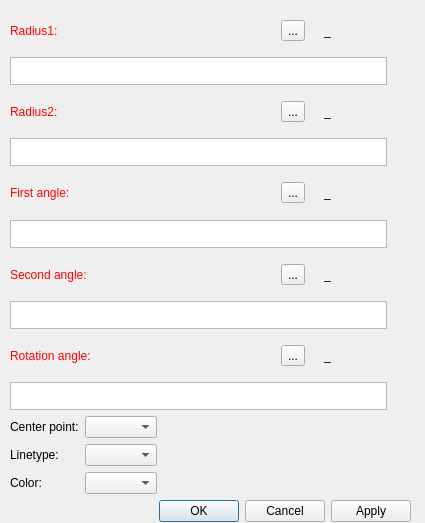
The window that src/libs/vtools/dialogs/tools/dialogellipticalarc.ui (FashionFreedom/Seamly2D) describes before a commit, drawn with Qt 5.
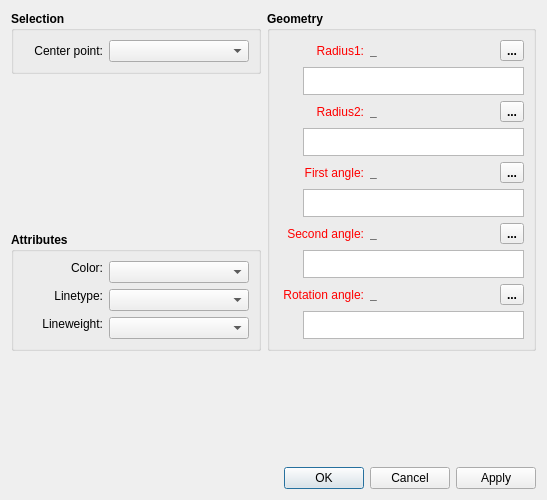
The same window after the commit. Icons and pictures are not drawn. Custom widgets are drawn as their Qt base class.

```diff
--- a/src/libs/vtools/dialogs/tools/dialogellipticalarc.ui
+++ b/src/libs/vtools/dialogs/tools/dialogellipticalarc.ui
@@ -6,10 +6,16 @@
    <rect>
     <x>0</x>
     <y>0</y>
-    <width>425</width>
-    <height>523</height>
+    <width>547</width>
+    <height>500</height>
    </rect>
   </property>
+  <property name="minimumSize">
+   <size>
+    <width>540</width>
+    <height>500</height>
+   </size>
+  </property>
   <property name="windowTitle">
    <string>Elliptical arc</string>
   </property>
@@ -17,19 +23,325 @@
    <iconset resource="../../../vmisc/share/resources/icon.qrc">
     <normaloff>:/icon/64x64/icon64x64.png</normaloff>:/icon/64x64/icon64x64.png</iconset>
   </property>
-  <widget class="QWidget" name="layoutWidget">
-   <property name="geometry">
-    <rect>
-     <x>10</x>
-     <y>10</y>
-     <width>401</width>
-     <height>512</height>
-    </rect>
-   </property>
-   <layout class="QVBoxLayout" name="verticalLayout_2">
+  <layout class="QVBoxLayout" name="verticalLayout_5">
     <item>
+    <layout class="QHBoxLayout" name="horizontalLayout_2">
+     <item>
+      <layout class="QVBoxLayout" name="verticalLayout_3">
+       <item>
+        <widget class="QGroupBox" name="selection_GroupBox">
+         <property name="sizePolicy">
+          <sizepolicy hsizetype="Expanding" vsizetype="Preferred">
+           <horstretch>0</horstretch>
+           <verstretch>0</verstretch>
+          </sizepolicy>
+         </property>
+         <property name="font">
+          <font>
+           <pointsize>9</pointsize>
+           <weight>75</weight>
+           <bold>true</bold>
+          </font>
+         </property>
+         <property name="title">
+          <string>Selection</string>
+         </property>
      <layout class="QVBoxLayout" name="verticalLayout">
       <item>
+           <layout class="QHBoxLayout" name="horizontalLayout">
+            <item>
+             <widget class="QLabel" name="label_10">
+              <property name="sizePolicy">
+               <sizepolicy hsizetype="Fixed" vsizetype="Preferred">
+                <horstretch>0</horstretch>
+                <verstretch>0</verstretch>
+               </sizepolicy>
+              </property>
+              <property name="minimumSize">
+               <size>
+                <width>80</width>
+                <height>0</height>
+               </size>
+              </property>
+              <property name="font">
+               <font>
+                <weight>50</weight>
+                <bold>false</bold>
+               </font>
+              </property>
+              <property name="text">
+               <string>Center point:</string>
+              </property>
+              <property name="alignment">
+               <set>Qt::AlignRight|Qt::AlignTrailing|Qt::AlignVCenter</set>
+              </property>
+             </widget>
+            </item>
+            <item>
+             <widget class="QComboBox" name="comboBoxBasePoint">
+              <property name="minimumSize">
+               <size>
+                <width>140</width>
+                <height>0</height>
+               </size>
+              </property>
+              <property name="font">
+               <font>
+                <weight>50</weight>
+                <bold>false</bold>
+               </font>
+              </property>
+              <property name="toolTip">
+               <string>Select center point of the arc</string>
+              </property>
+             </widget>
+            </item>
+           </layout>
+          </item>
+         </layout>
+        </widget>
+       </item>
+       <item>
+        <spacer name="verticalSpacer_2">
+         <property name="orientation">
+          <enum>Qt::Vertical</enum>
+         </property>
+         <property name="sizeHint" stdset="0">
+          <size>
+           <width>20</width>
+           <height>40</height>
+          </size>
+         </property>
+        </spacer>
+       </item>
+       <item>
+        <widget class="QGroupBox" name="attributes_GroupBox_2">
+         <property name="minimumSize">
+          <size>
+           <width>240</width>
+           <height>0</height>
+          </size>
+         </property>
+         <property name="font">
+          <font>
+           <pointsize>9</pointsize>
+           <weight>75</weight>
+           <bold>true</bold>
+          </font>
+         </property>
+         <property name="title">
+          <string>Attributes</string>
+         </property>
+         <layout class="QVBoxLayout" name="verticalLayout_4">
+          <item>
+           <layout class="QFormLayout" name="formLayout_3">
+            <item row="1" column="0">
+             <widget class="QLabel" name="lineType_Label">
+              <property name="sizePolicy">
+               <sizepolicy hsizetype="MinimumExpanding" vsizetype="Fixed">
+                <horstretch>0</horstretch>
+                <verstretch>0</verstretch>
+               </sizepolicy>
+              </property>
+              <property name="minimumSize">
+               <size>
+                <width>80</width>
+                <height>0</height>
+               </size>
+              </property>
+              <property name="maximumSize">
+               <size>
+                <width>16777215</width>
+                <height>16777215</height>
+               </size>
+              </property>
+              <property name="font">
+               <font>
+                <pointsize>9</pointsize>
+                <weight>50</weight>
+                <bold>false</bold>
+               </font>
+              </property>
+              <property name="text">
+               <string>Linetype:</string>
+              </property>
+              <property name="alignment">
+               <set>Qt::AlignRight|Qt::AlignTrailing|Qt::AlignVCenter</set>
+              </property>
+             </widget>
+            </item>
+            <item row="1" column="1">
+             <widget class="LineTypeComboBox" name="lineType_ComboBox">
+              <property name="sizePolicy">
+               <sizepolicy hsizetype="Expanding" vsizetype="Fixed">
+                <horstretch>0</horstretch>
+                <verstretch>0</verstretch>
+               </sizepolicy>
+              </property>
+              <property name="minimumSize">
+               <size>
+                <width>140</width>
+                <height>0</height>
+               </size>
+              </property>
+              <property name="maximumSize">
+               <size>
+                <width>16777215</width>
+                <height>16777215</height>
+               </size>
+              </property>
+              <property name="font">
+               <font>
+                <pointsize>9</pointsize>
+                <weight>50</weight>
+                <bold>false</bold>
+               </font>
+              </property>
+             </widget>
+            </item>
+            <item row="2" column="0">
+             <widget class="QLabel" name="lineWeight_Label">
+              <property name="sizePolicy">
+               <sizepolicy hsizetype="MinimumExpanding" vsizetype="Fixed">
+                <horstretch>0</horstretch>
+                <verstretch>0</verstretch>
+               </sizepolicy>
+              </property>
+              <property name="minimumSize">
+               <size>
+                <width>80</width>
+                <height>0</height>
+               </size>
+              </property>
+              <property name="maximumSize">
+               <size>
+                <width>16777215</width>
+                <height>16777215</height>
+               </size>
+              </property>
+              <property name="font">
+               <font>
+                <pointsize>9</pointsize>
+                <weight>50</weight>
+                <bold>false</bold>
+               </font>
+              </property>
+              <property name="text">
+               <string>Lineweight:</string>
+              </property>
+              <property name="alignment">
+               <set>Qt::AlignRight|Qt::AlignTrailing|Qt::AlignVCenter</set>
+              </property>
+             </widget>
+            </item>
+            <item row="2" column="1">
+             <widget class="LineWeightComboBox" name="lineWeight_ComboBox">
+              <property name="sizePolicy">
+               <sizepolicy hsizetype="Expanding" vsizetype="Fixed">
+                <horstretch>0</horstretch>
+                <verstretch>0</verstretch>
+               </sizepolicy>
+              </property>
+              <property name="minimumSize">
+               <size>
+                <width>140</width>
+                <height>0</height>
+               </size>
+              </property>
+              <property name="font">
+               <font>
+                <pointsize>9</pointsize>
+                <weight>50</weight>
+                <bold>false</bold>
+               </font>
+              </property>
+             </widget>
+            </item>
+            <item row="0" column="0">
+             <widget class="QLabel" name="lineColor_Label">
+              <property name="sizePolicy">
+               <sizepolicy hsizetype="MinimumExpanding" vsizetype="Fixed">
+                <horstretch>0</horstretch>
+                <verstretch>0</verstretch>
+               </sizepolicy>
+              </property>
+              <property name="minimumSize">
+               <size>
+                <width>80</width>
+                <height>0</height>
+               </size>
+              </property>
+              <property name="maximumSize">
+               <size>
+                <width>16777215</width>
+                <height>16777215</height>
+               </size>
+              </property>
+              <property name="font">
+               <font>
+                <pointsize>9</pointsize>
+                <weight>50</weight>
+                <bold>false</bold>
+               </font>
+              </property>
+              <property name="text">
+               <string>Color:</string>
+              </property>
+              <property name="alignment">
+               <set>Qt::AlignRight|Qt::AlignTrailing|Qt::AlignVCenter</set>
+              </property>
+             </widget>
+            </item>
+            <item row="0" column="1">
+             <widget class="ColorComboBox" name="lineColor_ComboBox">
+              <property name="sizePolicy">
+               <sizepolicy hsizetype="Expanding" vsizetype="Fixed">
+                <horstretch>0</horstretch>
+                <verstretch>0</verstretch>
+               </sizepolicy>
+              </property>
+              <property name="minimumSize">
+               <size>
+                <width>140</width>
+                <height>0</height>
+               </size>
+              </property>
+              <property name="font">
+               <font>
+                <pointsize>9</pointsize>
+                <weight>50</weight>
+                <bold>false</bold>
+               </font>
+              </property>
+             </widget>
+            </item>
+           </layout>
+          </item>
+         </layout>
+        </widget>
+       </item>
+      </layout>
+     </item>
+     <item>
+      <widget class="QGroupBox" name="geometry_GroupBox">
+       <property name="sizePolicy">
+        <sizepolicy hsizetype="Expanding" vsizetype="Expanding">
+         <horstretch>0</horstretch>
+         <verstretch>0</verstretch>
+        </sizepolicy>
+       </property>
+       <property name="font">
+        <font>
+         <pointsize>9</pointsize>
+         <weight>75</weight>
+         <bold>true</bold>
+        </font>
+       </property>
+       <property name="title">
+        <string>Geometry</string>
+       </property>
+       <layout class="QVBoxLayout" name="verticalLayout_2">
+        <item>
        <layout class="QHBoxLayout" name="horizontalLayout_5">
         <item alignment="Qt::AlignLeft">
          <widget class="QLabel" name="labelEditRadius1">
@@ -39,6 +351,12 @@
             <verstretch>0</verstretch>
            </sizepolicy>
           </property>
+            <property name="minimumSize">
+             <size>
+              <width>85</width>
+              <height>0</height>
+             </size>
+            </property>
           <property name="palette">
            <palette>
             <active>
@@ -76,9 +394,40 @@
             </disabled>
            </palette>
           </property>
+            <property name="font">
+             <font>
+              <weight>50</weight>
+              <bold>false</bold>
+             </font>
+            </property>
           <property name="text">
            <string>Radius1:</string>
           </property>
+            <property name="alignment">
+             <set>Qt::AlignRight|Qt::AlignTrailing|Qt::AlignVCenter</set>
+            </property>
+           </widget>
+          </item>
+          <item>
+           <widget class="QLabel" name="labelResultRadius1">
+            <property name="sizePolicy">
+             <sizepolicy hsizetype="Fixed" vsizetype="Preferred">
+              <horstretch>0</horstretch>
+              <verstretch>0</verstretch>
+             </sizepolicy>
+            </property>
+            <property name="minimumSize">
+             <size>
+              <width>87</width>
+              <height>0</height>
+             </size>
+            </property>
+            <property name="toolTip">
+             <string>Value</string>
+            </property>
+            <property name="text">
+             <string notr="true">_</string>
+            </property>
          </widget>
         </item>
         <item>
@@ -114,38 +463,6 @@
           </property>
          </widget>
         </item>
-        <item alignment="Qt::AlignRight">
-         <widget class="QLabel" name="label_1">
-          <property name="text">
-           <string/>
-          </property>
-          <property name="pixmap">
-           <pixmap resource="../../../vmisc/share/resources/icon.qrc">:/icon/24x24/equal.png</pixmap>
-          </property>
-         </widget>
-        </item>
-        <item alignment="Qt::AlignRight">
-         <widget class="QLabel" name="labelResultRadius1">
-          <property name="sizePolicy">
-           <sizepolicy hsizetype="Fixed" vsizetype="Preferred">
-            <horstretch>0</horstretch>
-            <verstretch>0</verstretch>
-           </sizepolicy>
-          </property>
-          <property name="minimumSize">
-           <size>
-            <width>87</width>
-            <height>0</height>
-           </size>
-          </property>
-          <property name="toolTip">
-           <string>Value</string>
-          </property>
-          <property name="text">
-           <string notr="true">_</string>
-          </property>
-         </widget>
-        </item>
        </layout>
       </item>
       <item>
@@ -156,28 +473,6 @@
         <property name="bottomMargin">
          <number>0</number>
         </property>
-        <item>
-         <widget class="QPlainTextEdit" name="plainTextEditRadius1">
-          <property name="sizePolicy">
-           <sizepolicy hsizetype="Expanding" vsizetype="Preferred">
-            <horstretch>0</horstretch>
-            <verstretch>0</verstretch>
-           </sizepolicy>
-          </property>
-          <property name="maximumSize">
-           <size>
-            <width>16777215</width>
-            <height>28</height>
-           </size>
-          </property>
-          <property name="toolTip">
-           <string>Calulation</string>
-          </property>
-          <property name="tabChangesFocus">
-           <bool>true</bool>
-          </property>
-         </widget>
-        </item>
         <item>
          <widget class="QPushButton" name="pushButtonGrowLengthRadius1">
           <property name="maximumSize">
@@ -213,6 +508,28 @@
           </property>
          </widget>
         </item>
+          <item>
+           <widget class="QPlainTextEdit" name="plainTextEditRadius1">
+            <property name="sizePolicy">
+             <sizepolicy hsizetype="Expanding" vsizetype="Preferred">
+              <horstretch>0</horstretch>
+              <verstretch>0</verstretch>
+             </sizepolicy>
+            </property>
+            <property name="maximumSize">
+             <size>
+              <width>16777215</width>
+              <height>28</height>
+             </size>
+            </property>
+            <property name="toolTip">
+             <string>Calulation</string>
+            </property>
+            <property name="tabChangesFocus">
+             <bool>true</bool>
+            </property>
+           </widget>
+          </item>
        </layout>
       </item>
       <item>
@@ -225,6 +542,12 @@
             <verstretch>0</verstretch>
            </sizepolicy>
           </property>
+            <property name="minimumSize">
+             <size>
+              <width>85</width>
+              <height>0</height>
+             </size>
+            </property>
           <property name="palette">
            <palette>
             <active>
@@ -262,9 +585,40 @@
             </disabled>
            </palette>
           </property>
+            <property name="font">
+             <font>
+              <weight>50</weight>
+              <bold>false</bold>
+             </font>
+            </property>
           <property name="text">
            <string>Radius2:</string>
           </property>
+            <property name="alignment">
+             <set>Qt::AlignRight|Qt::AlignTrailing|Qt::AlignVCenter</set>
+            </property>
+           </widget>
+          </item>
+          <item>
+           <widget class="QLabel" name="labelResultRadius2">
+            <property name="sizePolicy">
+             <sizepolicy hsizetype="Fixed" vsizetype="Preferred">
+              <horstretch>0</horstretch>
+              <verstretch>0</verstretch>
+             </sizepolicy>
+            </property>
+            <property name="minimumSize">
+             <size>
+              <width>87</width>
+              <height>0</height>
+             </size>
+            </property>
+            <property name="toolTip">
+             <string>Value</string>
+            </property>
+            <property name="text">
+             <string notr="true">_</string>
+            </property>
          </widget>
         </item>
         <item>
@@ -300,38 +654,6 @@
           </property>
          </widget>
         </item>
-        <item alignment="Qt::AlignRight">
-         <widget class="QLabel" name="label_7">
-          <property name="text">
-           <string/>
-          </property>
-          <property name="pixmap">
-           <pixmap resource="../../../vmisc/share/resources/icon.qrc">:/icon/24x24/equal.png</pixmap>
-          </property>
-         </widget>
-        </item>
-        <item alignment="Qt::AlignRight">
-         <widget class="QLabel" name="labelResultRadius2">
-          <property name="sizePolicy">
-           <sizepolicy hsizetype="Fixed" vsizetype="Preferred">
-            <horstretch>0</horstretch>
-            <verstretch>0</verstretch>
-           </sizepolicy>
-          </property>
-          <property name="minimumSize">
-           <size>
-            <width>87</width>
-            <height>0</height>
-           </size>
-          </property>
-          <property name="toolTip">
-           <string>Value</string>
-          </property>
-          <property name="text">
-           <string notr="true">_</string>
-          </property>
-         </widget>
-        </item>
        </layout>
       </item>
       <item>
@@ -342,28 +664,6 @@
         <property name="bottomMargin">
          <number>0</number>
         </property>
-        <item>
-         <widget class="QPlainTextEdit" name="plainTextEditRadius2">
-          <property name="sizePolicy">
-           <sizepolicy hsizetype="Expanding" vsizetype="Preferred">
-            <horstretch>0</horstretch>
-            <verstretch>0</verstretch>
-           </sizepolicy>
-          </property>
-          <property name="maximumSize">
-           <size>
-            <width>16777215</width>
-            <height>28</height>
-           </size>
-          </property>
-          <property name="toolTip">
-           <string>Calulation</string>
-          </property>
-          <property name="tabChangesFocus">
-           <bool>true</bool>
-          </property>
-         </widget>
-        </item>
         <item>
          <widget class="QPushButton" name="pushButtonGrowLengthRadius2">
           <property name="maximumSize">
@@ -399,6 +699,28 @@
           </property>
          </widget>
         </item>
+          <item>
+           <widget class="QPlainTextEdit" name="plainTextEditRadius2">
+            <property name="sizePolicy">
+             <sizepolicy hsizetype="Expanding" vsizetype="Preferred">
+              <horstretch>0</horstretch>
+              <verstretch>0</verstretch>
+             </sizepolicy>
+            </property>
+            <property name="maximumSize">
+             <size>
+              <width>16777215</width>
+              <height>28</height>
+             </size>
+            </property>
+            <property name="toolTip">
+             <string>Calulation</string>
+            </property>
+            <property name="tabChangesFocus">
+             <bool>true</bool>
+            </property>
+           </widget>
+          </item>
        </layout>
       </item>
       <item>
@@ -411,6 +733,12 @@
             <verstretch>0</verstretch>
            </sizepolicy>
           </property>
+            <property name="minimumSize">
+             <size>
+              <width>85</width>
+              <height>0</height>
+             </size>
+            </property>
           <property name="palette">
            <palette>
             <active>
@@ -448,9 +776,40 @@
             </disabled>
            </palette>
           </property>
+            <property name="font">
+             <font>
+              <weight>50</weight>
+              <bold>false</bold>
+             </font>
+            </property>
           <property name="text">
            <string>First angle:</string>
           </property>
+            <property name="alignment">
+             <set>Qt::AlignRight|Qt::AlignTrailing|Qt::AlignVCenter</set>
+            </property>
+           </widget>
+          </item>
+          <item>
+           <widget class="QLabel" name="labelResultF1">
+            <property name="sizePolicy">
+             <sizepolicy hsizetype="Fixed" vsizetype="Preferred">
+              <horstretch>0</horstretch>
+              <verstretch>0</verstretch>
+             </sizepolicy>
+            </property>
+            <property name="minimumSize">
+             <size>
+              <width>87</width>
+              <height>0</height>
+             </size>
+            </property>
+            <property name="toolTip">
+             <string>Value</string>
+            </property>
+            <property name="text">
+             <string notr="true">_</string>
+            </property>
          </widget>
         </item>
         <item>
@@ -486,38 +845,6 @@
           </property>
          </widget>
         </item>
-        <item alignment="Qt::AlignRight">
-         <widget class="QLabel" name="label_8">
-          <property name="text">
-           <string/>
-          </property>
-          <property name="pixmap">
-           <pixmap resource="../../../vmisc/share/resources/icon.qrc">:/icon/24x24/equal.png</pixmap>
-          </property>
-         </widget>
-        </item>
-        <item alignment="Qt::AlignRight">
-         <widget class="QLabel" name="labelResultF1">
-          <property name="sizePolicy">
-           <sizepolicy hsizetype="Fixed" vsizetype="Preferred">
-            <horstretch>0</horstretch>
-            <verstretch>0</verstretch>
-           </sizepolicy>
-          </property>
-          <property name="minimumSize">
-           <size>
-            <width>87</width>
-            <height>0</height>
-           </size>
-          </property>
-          <property name="toolTip">
-           <string>Value</string>
-          </property>
-          <property name="text">
-           <string notr="true">_</string>
-          </property>
-         </widget>
-        </item>
        </layout>
       </item>
       <item>
@@ -528,6 +855,41 @@
         <property name="bottomMargin">
          <number>0</number>
         </property>
+          <item>
+           <widget class="QPushButton" name="pushButtonGrowLengthF1">
+            <property name="maximumSize">
+             <size>
+              <width>18</width>
+              <height>18</height>
+             </size>
+            </property>
+            <property name="sizeIncrement">
+             <size>
+              <width>0</width>
+              <height>0</height>
+             </size>
+            </property>
+            <property name="toolTip">
+             <string>&lt;html&gt;&lt;head/&gt;&lt;body&gt;&lt;p&gt;Show full calculation in message box&lt;/p&gt;&lt;/body&gt;&lt;/html&gt;</string>
+            </property>
+            <property name="text">
+             <string notr="true"/>
+            </property>
+            <property name="icon">
+             <iconset theme="go-down">
+              <normaloff>.</normaloff>.</iconset>
+            </property>
+            <property name="iconSize">
+             <size>
+              <width>16</width>
+              <height>16</height>
+             </size>
+            </property>
+            <property name="flat">
+             <bool>true</bool>
+            </property>
+           </widget>
+          </item>
         <item>
          <widget class="QPlainTextEdit" name="plainTextEditF1">
           <property name="sizePolicy">
@@ -550,41 +912,6 @@
           </property>
          </widget>
         </item>
-        <item>
-         <widget class="QPushButton" name="pushButtonGrowLengthF1">
-          <property name="maximumSize">
-           <size>
-            <width>18</width>
-            <height>18</height>
-           </size>
-          </property>
-          <property name="sizeIncrement">
-           <size>
-            <width>0</width>
-            <height>0</height>
-           </size>
-          </property>
-          <property name="toolTip">
-           <string>&lt;html&gt;&lt;head/&gt;&lt;body&gt;&lt;p&gt;Show full calculation in message box&lt;/p&gt;&lt;/body&gt;&lt;/html&gt;</string>
-          </property>
-          <property name="text">
-           <string notr="true"/>
-          </property>
-          <property name="icon">
-           <iconset theme="go-down">
-            <normaloff>.</normaloff>.</iconset>
-          </property>
-          <property name="iconSize">
-           <size>
-            <width>16</width>
-            <height>16</height>
-           </size>
-          </property>
-          <property name="flat">
-           <bool>true</bool>
-          </property>
-         </widget>
-        </item>
        </layout>
       </item>
       <item>
@@ -597,6 +924,12 @@
             <verstretch>0</verstretch>
            </sizepolicy>
           </property>
+            <property name="minimumSize">
+             <size>
+              <width>85</width>
+              <height>0</height>
+             </size>
+            </property>
           <property name="palette">
            <palette>
             <active>
@@ -634,9 +967,40 @@
             </disabled>
            </palette>
           </property>
+            <property name="font">
+             <font>
+              <weight>50</weight>
+              <bold>false</bold>
+             </font>
+            </property>
           <property name="text">
            <string>Second angle:</string>
           </property>
+            <property name="alignment">
+             <set>Qt::AlignRight|Qt::AlignTrailing|Qt::AlignVCenter</set>
+            </property>
+           </widget>
+          </item>
+          <item>
+           <widget class="QLabel" name="labelResultF2">
+            <property name="sizePolicy">
+             <sizepolicy hsizetype="Fixed" vsizetype="Preferred">
+              <horstretch>0</horstretch>
+              <verstretch>0</verstretch>
+             </sizepolicy>
+            </property>
+            <property name="minimumSize">
+             <size>
+              <width>87</width>
+              <height>0</height>
+             </size>
+            </property>
+            <property name="toolTip">
+             <string>Value</string>
+            </property>
+            <property name="text">
+             <string notr="true">_</string>
+            </property>
          </widget>
         </item>
         <item>
@@ -672,38 +1036,6 @@
           </property>
          </widget>
         </item>
-        <item alignment="Qt::AlignRight">
-         <widget class="QLabel" name="label_9">
-          <property name="text">
-           <string/>
-          </property>
-          <property name="pixmap">
-           <pixmap resource="../../../vmisc/share/resources/icon.qrc">:/icon/24x24/equal.png</pixmap>
-          </property>
-         </widget>
-        </item>
-        <item>
-         <widget class="QLabel" name="labelResultF2">
-          <property name="sizePolicy">
-           <sizepolicy hsizetype="Fixed" vsizetype="Preferred">
-            <horstretch>0</horstretch>
-            <verstretch>0</verstretch>
-           </sizepolicy>
-          </property>
-          <property name="minimumSize">
-           <size>
-            <width>87</width>
-            <height>0</height>
-           </size>
-          </property>
-          <property name="toolTip">
-           <string>Value</string>
-          </property>
-          <property name="text">
-           <string notr="true">_</string>
-          </property>
-         </widget>
-        </item>
        </layout>
       </item>
       <item>
@@ -714,6 +1046,41 @@
         <property name="bottomMargin">
          <number>0</number>
         </property>
+          <item>
+           <widget class="QPushButton" name="pushButtonGrowLengthF2">
+            <property name="maximumSize">
+             <size>
+              <width>18</width>
+              <height>18</height>
+             </size>
+            </property>
+            <property name="sizeIncrement">
+             <size>
+              <width>0</width>
+              <height>0</height>
+             </size>
+            </property>
+            <property name="toolTip">
+             <string>&lt;html&gt;&lt;head/&gt;&lt;body&gt;&lt;p&gt;Show full calculation in message box&lt;/p&gt;&lt;/body&gt;&lt;/html&gt;</string>
+            </property>
+            <property name="text">
+             <string notr="true"/>
+            </property>
+            <property name="icon">
+             <iconset theme="go-down">
+              <normaloff>.</normaloff>.</iconset>
+            </property>
+            <property name="iconSize">
+             <size>
+              <width>16</width>
+              <height>16</height>
+             </size>
+            </property>
+            <property name="flat">
+             <bool>true</bool>
+            </property>
+           </widget>
+          </item>
         <item>
          <widget class="QPlainTextEdit" name="plainTextEditF2">
           <property name="sizePolicy">
@@ -736,41 +1103,6 @@
           </property>
          </widget>
         </item>
-        <item>
-         <widget class="QPushButton" name="pushButtonGrowLengthF2">
-          <property name="maximumSize">
-           <size>
-            <width>18</width>
-            <height>18</height>
-           </size>
-          </property>
-          <property name="sizeIncrement">
-           <size>
-            <width>0</width>
-            <height>0</height>
-           </size>
-          </property>
-          <property name="toolTip">
-           <string>&lt;html&gt;&lt;head/&gt;&lt;body&gt;&lt;p&gt;Show full calculation in message box&lt;/p&gt;&lt;/body&gt;&lt;/html&gt;</string>
-          </property>
-          <property name="text">
-           <string notr="true"/>
-          </property>
-          <property name="icon">
-           <iconset theme="go-down">
-            <normaloff>.</normaloff>.</iconset>
-          </property>
-          <property name="iconSize">
-           <size>
-            <width>16</width>
-            <height>16</height>
-           </size>
-          </property>
-          <property name="flat">
-           <bool>true</bool>
-          </property>
-         </widget>
-        </item>
        </layout>
       </item>
       <item>
@@ -783,6 +1115,12 @@
             <verstretch>0</verstretch>
            </sizepolicy>
           </property>
+            <property name="minimumSize">
+             <size>
+              <width>85</width>
+              <height>0</height>
+             </size>
+            </property>
           <property name="palette">
            <palette>
             <active>
@@ -820,9 +1158,40 @@
             </disabled>
            </palette>
           </property>
+            <property name="font">
+             <font>
+              <weight>50</weight>
+              <bold>false</bold>
+             </font>
+            </property>
           <property name="text">
            <string>Rotation angle:</string>
           </property>
+            <property name="alignment">
+             <set>Qt::AlignRight|Qt::AlignTrailing|Qt::AlignVCenter</set>
+            </property>
+           </widget>
+          </item>
+          <item>
+           <widget class="QLabel" name="labelResultRotationAngle">
+            <property name="sizePolicy">
+             <sizepolicy hsizetype="Fixed" vsizetype="Preferred">
+              <horstretch>0</horstretch>
+              <verstretch>0</verstretch>
+             </sizepolicy>
+            </property>
+            <property name="minimumSize">
+             <size>
+              <width>87</width>
+              <height>0</height>
+             </size>
+            </property>
+            <property name="toolTip">
+             <string>Value</string>
+            </property>
+            <property name="text">
+             <string notr="true">_</string>
+            </property>
          </widget>
         </item>
         <item>
@@ -858,38 +1227,6 @@
           </property>
          </widget>
         </item>
-        <item alignment="Qt::AlignRight">
-         <widget class="QLabel" name="label_12">
-          <property name="text">
-           <string/>
-          </property>
-          <property name="pixmap">
-           <pixmap resource="../../../vmisc/share/resources/icon.qrc">:/icon/24x24/equal.png</pixmap>
-          </property>
-         </widget>
-        </item>
-        <item alignment="Qt::AlignRight">
-         <widget class="QLabel" name="labelResultRotationAngle">
-          <property name="sizePolicy">
-           <sizepolicy hsizetype="Fixed" vsizetype="Preferred">
-            <horstretch>0</horstretch>
-            <verstretch>0</verstretch>
-           </sizepolicy>
-          </property>
-          <property name="minimumSize">
-           <size>
-            <width>87</width>
-            <height>0</height>
-           </size>
-          </property>
-          <property name="toolTip">
-           <string>Value</string>
-          </property>
-          <property name="text">
-           <string notr="true">_</string>
-          </property>
-         </widget>
-        </item>
        </layout>
       </item>
       <item>
@@ -900,6 +1237,41 @@
         <property name="bottomMargin">
          <number>0</number>
         </property>
+          <item>
+           <widget class="QPushButton" name="pushButtonGrowLengthRotationAngle">
+            <property name="maximumSize">
+             <size>
+              <width>18</width>
+              <height>18</height>
+             </size>
+            </property>
+            <property name="sizeIncrement">
+             <size>
+              <width>0</width>
+              <height>0</height>
+             </size>
+            </property>
+            <property name="toolTip">
+             <string>&lt;html&gt;&lt;head/&gt;&lt;body&gt;&lt;p&gt;Show full calculation in message box&lt;/p&gt;&lt;/body&gt;&lt;/html&gt;</string>
+            </property>
+            <property name="text">
+             <string notr="true"/>
+            </property>
+            <property name="icon">
+             <iconset theme="go-down">
+              <normaloff>.</normaloff>.</iconset>
+            </property>
+            <property name="iconSize">
+             <size>
+              <width>16</width>
+              <height>16</height>
+             </size>
+            </property>
+            <property name="flat">
+             <bool>true</bool>
+            </property>
+           </widget>
+          </item>
         <item>
          <widget class="QPlainTextEdit" name="plainTextEditRotationAngle">
           <property name="sizePolicy">
@@ -922,95 +1294,25 @@
           </property>
          </widget>
         </item>
-        <item>
-         <widget class="QPushButton" name="pushButtonGrowLengthRotationAngle">
-          <property name="maximumSize">
-           <size>
-            <width>18</width>
-            <height>18</height>
-           </size>
-          </property>
-          <property name="sizeIncrement">
-           <size>
-            <width>0</width>
-            <height>0</height>
-           </size>
-          </property>
-          <property name="toolTip">
-           <string>&lt;html&gt;&lt;head/&gt;&lt;body&gt;&lt;p&gt;Show full calculation in message box&lt;/p&gt;&lt;/body&gt;&lt;/html&gt;</string>
-          </property>
-          <property name="text">
-           <string notr="true"/>
-          </property>
-          <property name="icon">
-           <iconset theme="go-down">
-            <normaloff>.</normaloff>.</iconset>
-          </property>
-          <property name="iconSize">
-           <size>
-            <width>16</width>
-            <height>16</height>
-           </size>
-          </property>
-          <property name="flat">
-           <bool>true</bool>
-          </property>
+         </layout>
+        </item>
+       </layout>
          </widget>
         </item>
        </layout>
       </item>
       <item>
-       <layout class="QFormLayout" name="formLayout_2">
-        <property name="fieldGrowthPolicy">
-         <enum>QFormLayout::ExpandingFieldsGrow</enum>
-        </property>
-        <item row="0" column="0">
-         <widget class="QLabel" name="label_10">
-          <property name="sizePolicy">
-           <sizepolicy hsizetype="Fixed" vsizetype="Preferred">
-            <horstretch>0</horstretch>
-            <verstretch>0</verstretch>
-           </sizepolicy>
-          </property>
-          <property name="text">
-           <string>Center point:</string>
-          </property>
-         </widget>
-        </item>
-        <item row="0" column="1">
-         <widget class="QComboBox" name="comboBoxBasePoint">
-          <property name="toolTip">
-           <string>Select center point of the arc</string>
-          </property>
-         </widget>
-        </item>
-        <item row="2" column="1">
-         <widget class="QComboBox" name="comboBoxColor">
-          <property name="toolTip">
-           <string/>
-          </property>
-         </widget>
-        </item>
-        <item row="2" column="0">
-         <widget class="QLabel" name="label_11">
-          <property name="text">
-           <string>Color:</string>
-          </property>
-         </widget>
-        </item>
-        <item row="1" column="0">
-         <widget class="QLabel" name="label">
-          <property name="text">
-           <string>Linetype:</string>
-          </property>
-         </widget>
-        </item>
-        <item row="1" column="1">
-         <widget class="QComboBox" name="comboBoxPenStyle"/>
-        </item>
-       </layout>
-      </item>
-     </layout>
+    <spacer name="verticalSpacer">
+     <property name="orientation">
+      <enum>Qt::Vertical</enum>
+     </property>
+     <property name="sizeHint" stdset="0">
+      <size>
+       <width>20</width>
+       <height>40</height>
+      </size>
+     </property>
+    </spacer>
     </item>
     <item>
      <widget class="QDialogButtonBox" name="buttonBox">
@@ -1024,7 +1326,23 @@
     </item>
    </layout>
   </widget>
- </widget>
+ <customwidgets>
+  <customwidget>
+   <class>ColorComboBox</class>
+   <extends>QComboBox</extends>
+   <header location="global">color_combobox.h</header>
+  </customwidget>
+  <customwidget>
+   <class>LineTypeComboBox</class>
+   <extends>QComboBox</extends>
+   <header location="global">linetype_combobox.h</header>
+  </customwidget>
+  <customwidget>
+   <class>LineWeightComboBox</class>
+   <extends>QComboBox</extends>
+   <header location="global">lineweight_combobox.h</header>
+  </customwidget>
+ </customwidgets>
  <resources>
   <include location="../../../vmisc/share/resources/icon.qrc"/>
  </resources>
```
Left out of the diff: 2 changed lines with no effect on the pictures. Lines whose indentation alone changed are shown as unchanged.
